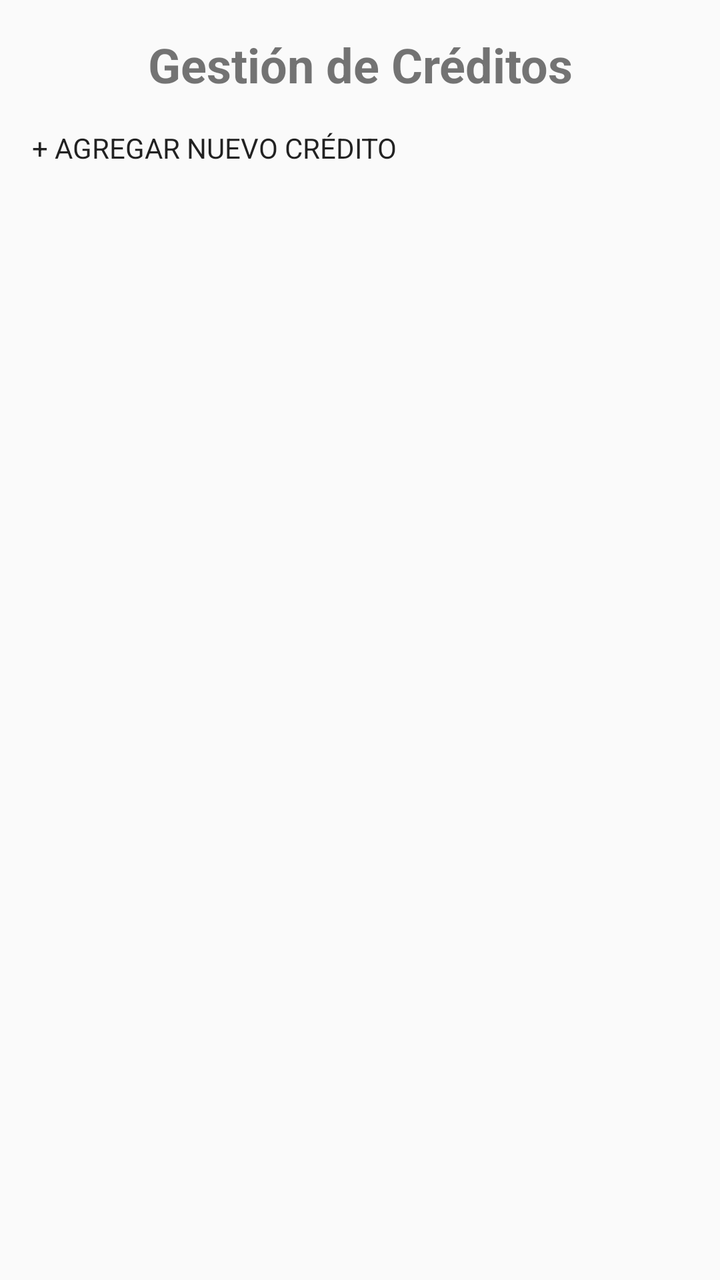
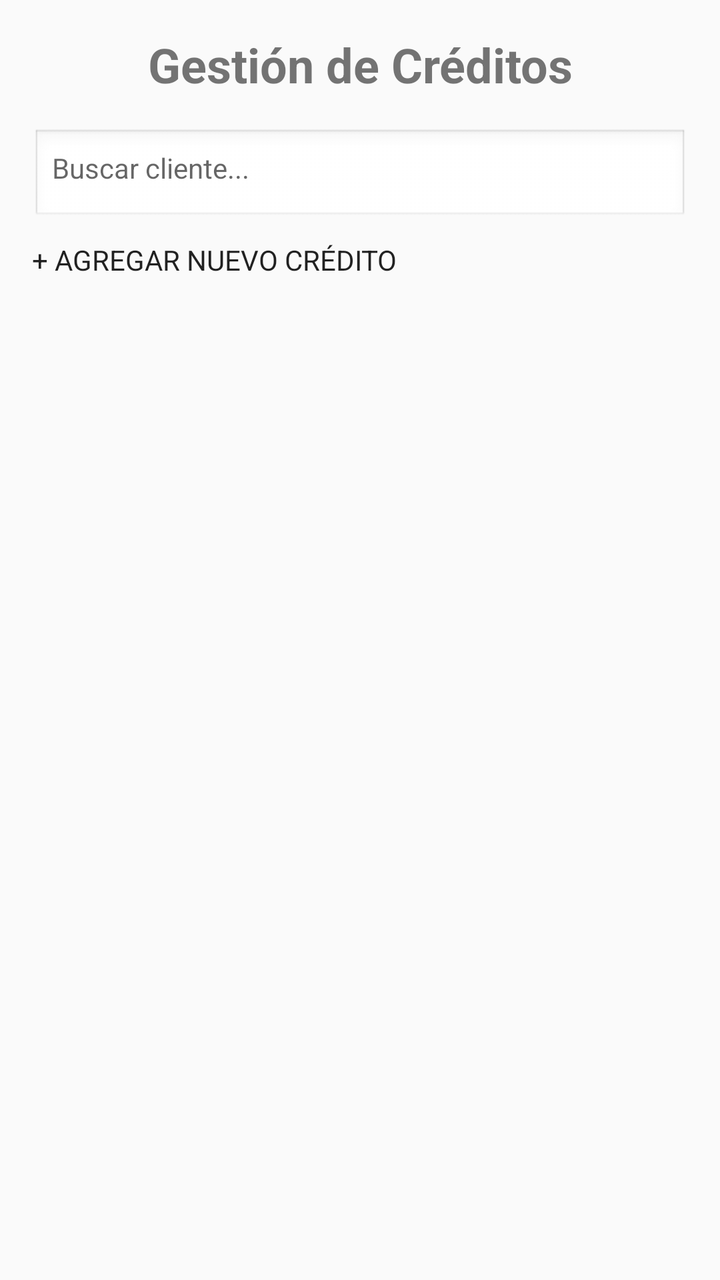

Two renders of the same Android screen: before a commit and after it. Below are the layout's source before the change and the commit's diff.
<!-- AndroidManifest.xml: application theme AppTheme -->
<!-- res/layout/activity_creditos.xml -->
<?xml version="1.0" encoding="utf-8"?>
<LinearLayout
	xmlns:android="http://schemas.android.com/apk/res/android"
	android:layout_width="match_parent"
	android:layout_height="match_parent"
	android:orientation="vertical"
	android:padding="16dp">

	<TextView
		android:layout_width="match_parent"
		android:layout_height="wrap_content"
		android:text="Gestión de Créditos"
		android:textSize="24sp"
		android:textStyle="bold"
		android:gravity="center"
		android:paddingBottom="16dp"/>

	<Button
		android:id="@+id/btn_agregar_credito"
		android:layout_width="match_parent"
		android:layout_height="wrap_content"
		android:text="+ AGREGAR NUEVO CRÉDITO"
		android:layout_marginBottom="16dp"/>

	<ListView
		android:id="@+id/listview_creditos"
		android:layout_width="match_parent"
		android:layout_height="match_parent"
		android:divider="#CFCFCF"
		android:dividerHeight="1dp"/>

</LinearLayout>
<!-- resources referenced by this layout -->
<resources>
  <style name="AppTheme" parent="@android:style/Theme.Holo.Light">
  	</style>
</resources>

<!-- the commit's change to res/layout/activity_creditos.xml (unified diff, before → after) -->
@@ -14,6 +14,26 @@
 		android:textStyle="bold"
 		android:gravity="center"
 		android:paddingBottom="16dp"/>
+	
+	
+    <EditText
+        android:id="@+id/etBuscarCliente"
+        android:layout_width="match_parent"
+        android:layout_height="wrap_content"
+        android:hint="Buscar cliente..."
+        android:padding="10dp"
+        android:background="@android:drawable/edit_text"
+        android:layout_marginBottom="8dp"/>
+
+    
+    <ListView
+        android:id="@+id/lista_sugerencias_clientes"
+        android:layout_width="match_parent"
+        android:layout_height="150dp"
+        android:background="#FFFFFF"
+        android:visibility="gone"
+        android:divider="#CCCCCC"
+        android:dividerHeight="1dp"/>
 
 	<Button
 		android:id="@+id/btn_agregar_credito"
